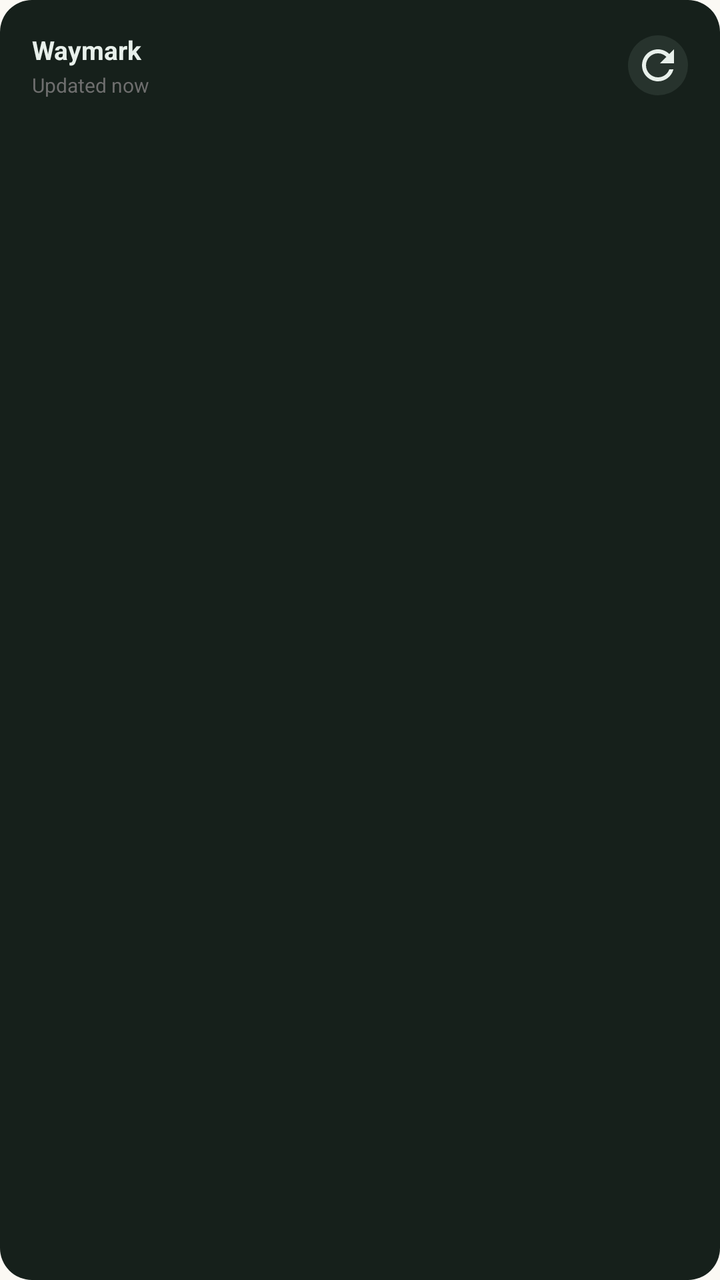
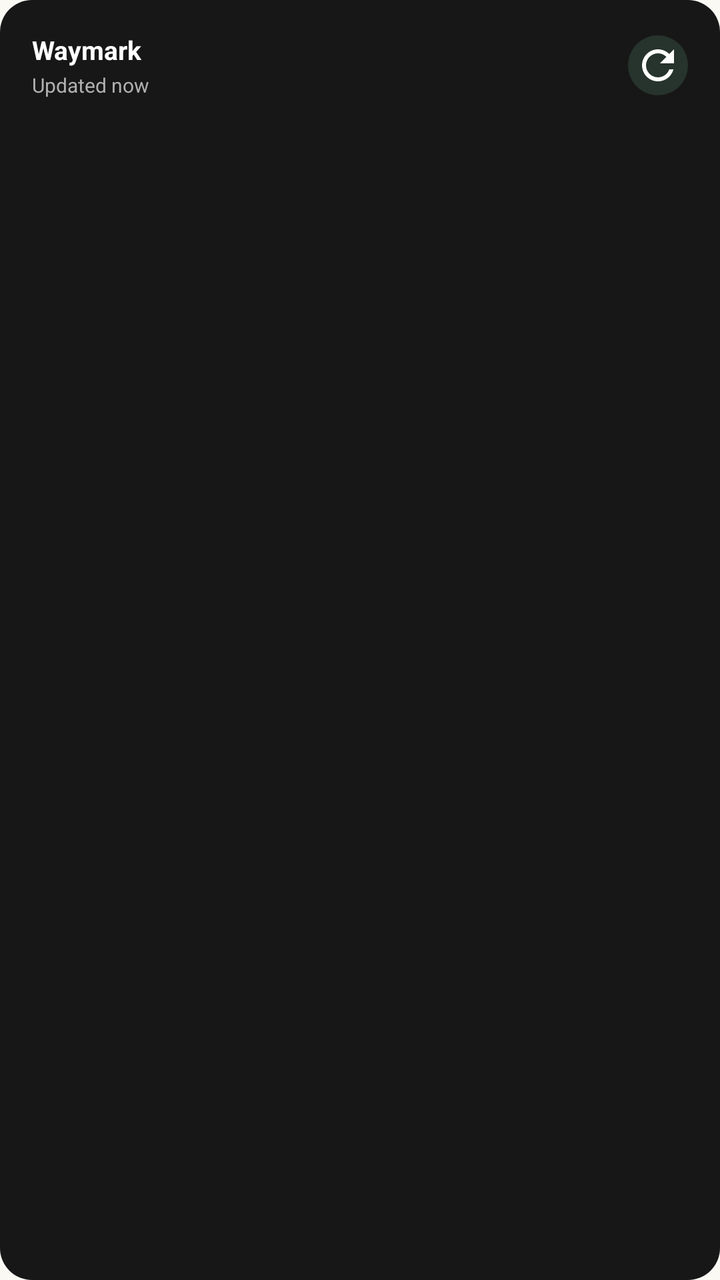

An Android layout rendered at two revisions. The XML below is the earlier revision; the diff shows what the commit changed to produce the second picture.
<!-- AndroidManifest.xml: application theme Theme.Waymark -->
<!-- res/layout/widget_watchlist_simple.xml -->
<?xml version="1.0" encoding="utf-8"?>
<FrameLayout xmlns:android="http://schemas.android.com/apk/res/android"
    android:layout_width="match_parent"
    android:layout_height="match_parent"
    android:background="@drawable/widget_background"
    android:padding="8dp">

    <LinearLayout
        android:layout_width="match_parent"
        android:layout_height="match_parent"
        android:orientation="vertical"
        android:padding="8dp">

        
        <LinearLayout
            android:layout_width="match_parent"
            android:layout_height="wrap_content"
            android:orientation="horizontal"
            android:gravity="center_vertical"
            android:layout_marginBottom="8dp">

            <LinearLayout
                android:layout_width="0dp"
                android:layout_height="wrap_content"
                android:layout_weight="1"
                android:orientation="vertical">

                <TextView
                    android:id="@+id/widget_title"
                    android:layout_width="wrap_content"
                    android:layout_height="wrap_content"
                    android:text="Waymark"
                    android:textSize="13sp"
                    android:textStyle="bold"
                    android:textColor="#E8F0EB" />

                <TextView
                    android:id="@+id/widget_last_updated"
                    android:layout_width="wrap_content"
                    android:layout_height="wrap_content"
                    android:text="Updated now"
                    android:textSize="10sp"
                    android:textColor="#6E6E6E"
                    android:layout_marginTop="2dp" />
            </LinearLayout>

            <ImageButton
                android:id="@+id/widget_btn_refresh"
                android:layout_width="30dp"
                android:layout_height="30dp"
                android:background="@drawable/widget_button_background"
                android:src="@drawable/ic_widget_refresh"
                android:contentDescription="@string/widget_refresh_button"
                android:scaleType="centerInside"
                android:tint="#E8F0EB" />
        </LinearLayout>

        
        <LinearLayout
            android:id="@+id/widget_countries_container"
            android:layout_width="match_parent"
            android:layout_height="match_parent"
            android:orientation="vertical" />

    </LinearLayout>

</FrameLayout>
<!-- resources referenced by this layout -->
<resources>
  <!-- drawable ic_widget_refresh (drawable) -->
  <vector xmlns:android="http://schemas.android.com/apk/res/android"
      android:width="24dp"
      android:height="24dp"
      android:viewportWidth="24"
      android:viewportHeight="24">
      <path
          android:fillColor="@android:color/white"
          android:pathData="M17.65,6.35C16.2,4.9 14.21,4 12,4c-4.42,0 -7.99,3.58 -7.99,8s3.57,8 7.99,8c3.73,0 6.84,-2.55 7.73,-6h-2.08c-0.82,2.33 -3.04,4 -5.65,4c-3.31,0 -6,-2.69 -6,-6s2.69,-6 6,-6c1.66,0 3.14,0.69 4.22,1.78L13,11h7V4l-2.35,2.35z" />
  </vector>
  <!-- drawable widget_background (drawable) -->
  <?xml version="1.0" encoding="utf-8"?>
  <shape xmlns:android="http://schemas.android.com/apk/res/android"
      android:shape="rectangle">
      <solid android:color="#16201B" />
      <corners android:radius="16dp" />
  </shape>
  <!-- drawable widget_button_background (drawable) -->
  <?xml version="1.0" encoding="utf-8"?>
  <shape xmlns:android="http://schemas.android.com/apk/res/android"
      android:shape="oval">
      <solid android:color="#27332D" />
  </shape>
  <string name="widget_refresh_button">Refresh</string>
  <style name="Theme.Waymark" parent="android:Theme.Material.Light.NoActionBar">
          <item name="android:statusBarColor">@android:color/transparent</item>
          <item name="android:navigationBarColor">@android:color/transparent</item>
          <item name="android:windowLightStatusBar">true</item>
          <item name="android:windowBackground">@color/waymark_background</item>
          <item name="android:colorAccent">@color/waymark_primary</item>
          <item name="android:fontFamily">sans</item>
      </style>
  <color name="waymark_background">#FBF9F4</color>
  <color name="waymark_primary">#335F52</color>
</resources>

<!-- the commit's change to res/layout/widget_watchlist_simple.xml (unified diff, before → after) -->
@@ -32,7 +32,7 @@
                     android:text="Waymark"
                     android:textSize="13sp"
                     android:textStyle="bold"
-                    android:textColor="#E8F0EB" />
+                    android:textColor="#FFFFFF" />
 
                 <TextView
                     android:id="@+id/widget_last_updated"
@@ -40,7 +40,7 @@
                     android:layout_height="wrap_content"
                     android:text="Updated now"
                     android:textSize="10sp"
-                    android:textColor="#6E6E6E"
+                    android:textColor="#B0B0B0"
                     android:layout_marginTop="2dp" />
             </LinearLayout>
 
@@ -52,7 +52,7 @@
                 android:src="@drawable/ic_widget_refresh"
                 android:contentDescription="@string/widget_refresh_button"
                 android:scaleType="centerInside"
-                android:tint="#E8F0EB" />
+                android:tint="#FFFFFF" />
         </LinearLayout>
 
         
<!-- resource entries referenced after the edit -->
@@ -14,7 +14,7 @@
   <?xml version="1.0" encoding="utf-8"?>
   <shape xmlns:android="http://schemas.android.com/apk/res/android"
       android:shape="rectangle">
-      <solid android:color="#16201B" />
+      <solid android:color="#171717" />
       <corners android:radius="16dp" />
   </shape>
   <!-- drawable widget_button_background (drawable) -->
